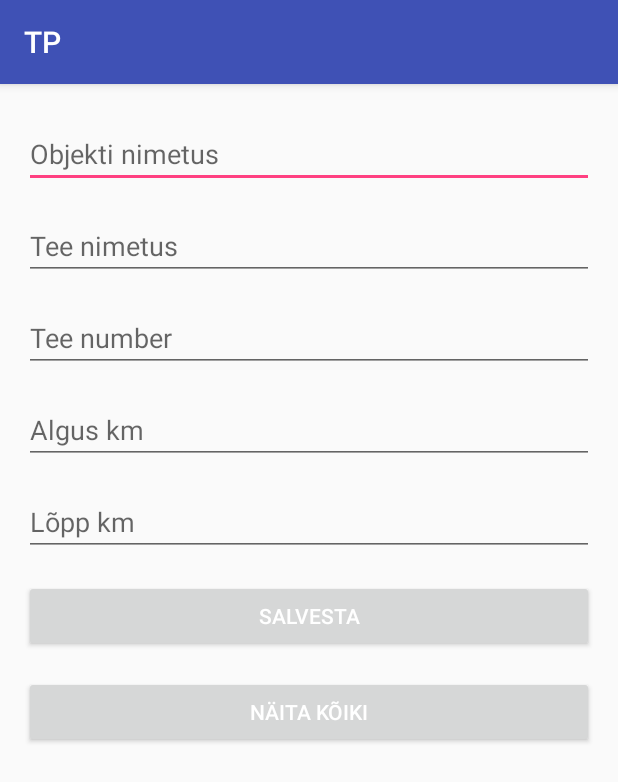
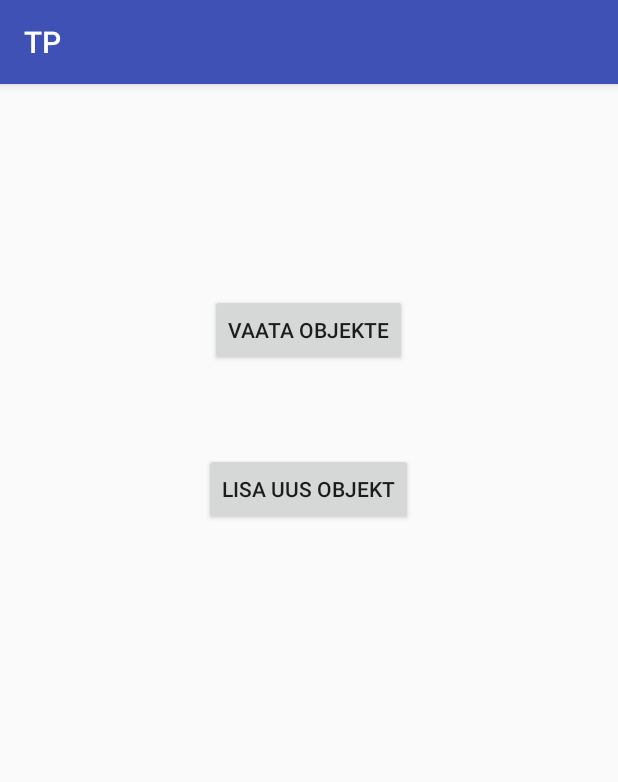
Before and after one commit to vaarikamoos/TP, an Android app: the screen it shows after launch (MainActivity before the commit, EsilehtActivity after it), on a phone screen of 412 x 824 dp. Shown: the top 782 px of the screen. Run offline under Robolectric (Android 15) with nearby library versions, the phone set to English and light mode, and no system bars; libraries missing offline, so code that uses them is left out: com.activeandroid; 1 statement that could not run was skipped.

Commit message:
Proovi ja objekti klass tehtud, esileht olemas, uue objekti lisamine olemas

```diff
--- /dev/null
+++ b/app/src/main/java/com/yogi/tp/EsilehtActivity.java
@@ -0,0 +1,29 @@
+package com.yogi.tp;
+
+import android.content.Intent;
+import android.support.v7.app.AppCompatActivity;
+import android.os.Bundle;
+import android.view.View;
+
+public class EsilehtActivity extends AppCompatActivity {
+
+    @Override
+    protected void onCreate(Bundle savedInstanceState) {
+        super.onCreate(savedInstanceState);
+        setContentView(R.layout.activity_esileht);
+    }
+
+    // kui vajutatakse "uus objekt" nupule
+    public void nupuvajutusUusObjekt(View view) {
+        Intent intent = new Intent(this, UusObjektActivity.class);
+        startActivity(intent);
+    }
+
+    // kui vajutatakse "Vaata objekte" nupule
+    public void nupuvajutusObjektideNimekiri(View view) {
+        Intent intent = new Intent(this, ObjektideNimekiriActivity.class);
+        startActivity(intent);
+    }
+
+
+}
--- a/app/src/main/java/com/yogi/tp/MainActivity.java
+++ b/app/src/main/java/com/yogi/tp/UusObjektActivity.java
@@ -1,7 +1,6 @@
 package com.yogi.tp;
 
 
-import java.util.ArrayList;
 import java.util.List;
 
 import android.support.v7.app.AppCompatActivity;
@@ -13,7 +12,7 @@ import android.widget.Toast;
 import com.activeandroid.query.Select;
 import mudelid.TeeObjekt;
 
-public class MainActivity extends AppCompatActivity {
+public class UusObjektActivity extends AppCompatActivity {
     EditText EtxtObjNimetus;
     EditText EtxtTeeNimetus;
     EditText EtxtTeeNr;
@@ -23,7 +22,7 @@ public class MainActivity extends AppCompatActivity {
     @Override
     protected void onCreate(Bundle savedInstanceState) {
         super.onCreate(savedInstanceState);
-        setContentView(R.layout.activity_main);
+        setContentView(R.layout.activity_uus_objekt);
 
         EtxtObjNimetus = (EditText) findViewById(R.id.objekti_nimetus);
         EtxtTeeNimetus = (EditText) findViewById(R.id.tee_nimetus);
--- a/app/src/main/java/mudelid/TeeObjekt.java
+++ b/app/src/main/java/mudelid/TeeObjekt.java
@@ -41,5 +41,6 @@ public class TeeObjekt extends Model {
         this.teeNr = teeNr;
         this.algusKm = algusKm;
         this.loppKm = loppKm;
+
     }
 }
--- /dev/null
+++ b/app/src/main/res/layout/activity_esileht.xml
@@ -0,0 +1,34 @@
+<?xml version="1.0" encoding="utf-8"?>
+<RelativeLayout
+    xmlns:android="http://schemas.android.com/apk/res/android"
+    xmlns:tools="http://schemas.android.com/tools"
+    android:layout_width="match_parent"
+    android:layout_height="match_parent"
+    android:paddingBottom="@dimen/activity_vertical_margin"
+    android:paddingLeft="@dimen/activity_horizontal_margin"
+    android:paddingRight="@dimen/activity_horizontal_margin"
+    android:paddingTop="@dimen/activity_vertical_margin"
+    tools:context="com.yogi.tp.EsilehtActivity">
+
+    <Button
+        android:layout_width="wrap_content"
+        android:layout_height="wrap_content"
+        android:text="Vaata objekte"
+        android:id="@+id/buttonObjektid"
+        android:layout_alignParentTop="true"
+        android:layout_centerHorizontal="true"
+        android:layout_marginTop="124dp"
+        android:onClick="nupuvajutusObjektideNimekiri"
+        />
+
+    <Button
+        android:layout_width="wrap_content"
+        android:layout_height="wrap_content"
+        android:text="Lisa uus Objekt"
+        android:id="@+id/buttonUusObjekt"
+        android:layout_below="@+id/buttonObjektid"
+        android:layout_centerHorizontal="true"
+        android:onClick="nupuvajutusUusObjekt"
+        android:layout_marginTop="58dp"/>
+
+</RelativeLayout>
--- a/app/src/main/res/layout/activity_main.xml
+++ b/app/src/main/res/layout/activity_uus_objekt.xml
@@ -8,7 +8,7 @@
                 android:paddingLeft="@dimen/activity_horizontal_margin"
                 android:paddingRight="@dimen/activity_horizontal_margin"
                 android:paddingTop="@dimen/activity_vertical_margin"
-                tools:context=".MainActivity">
+                tools:context=".UusObjektActivity">
 
     <EditText
         android:id="@+id/objekti_nimetus"
```
Also changed, not shown: app/src/main/AndroidManifest.xml (+8 -4 lines), app/src/main/java/com/yogi/tp/ObjektideNimekiriActivity.java (added, +13 -0 lines), app/src/main/java/mudelid/TeeProov.java (added, +45 -0 lines), app/src/main/res/layout/activity_objektide_nimekiri.xml (added, +13 -0 lines).
